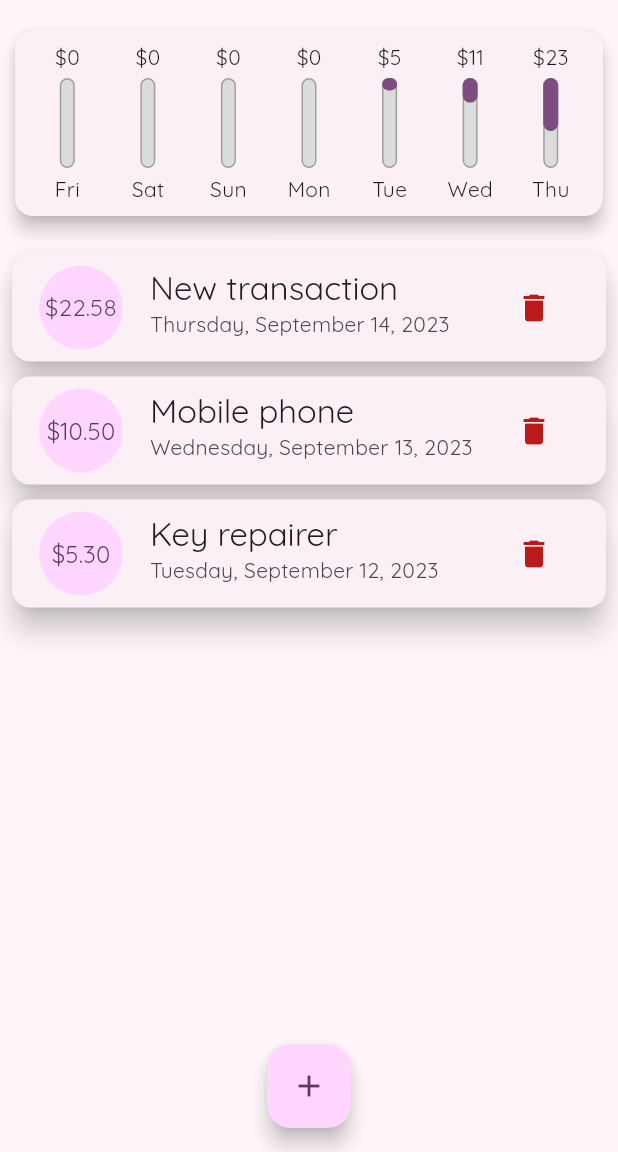
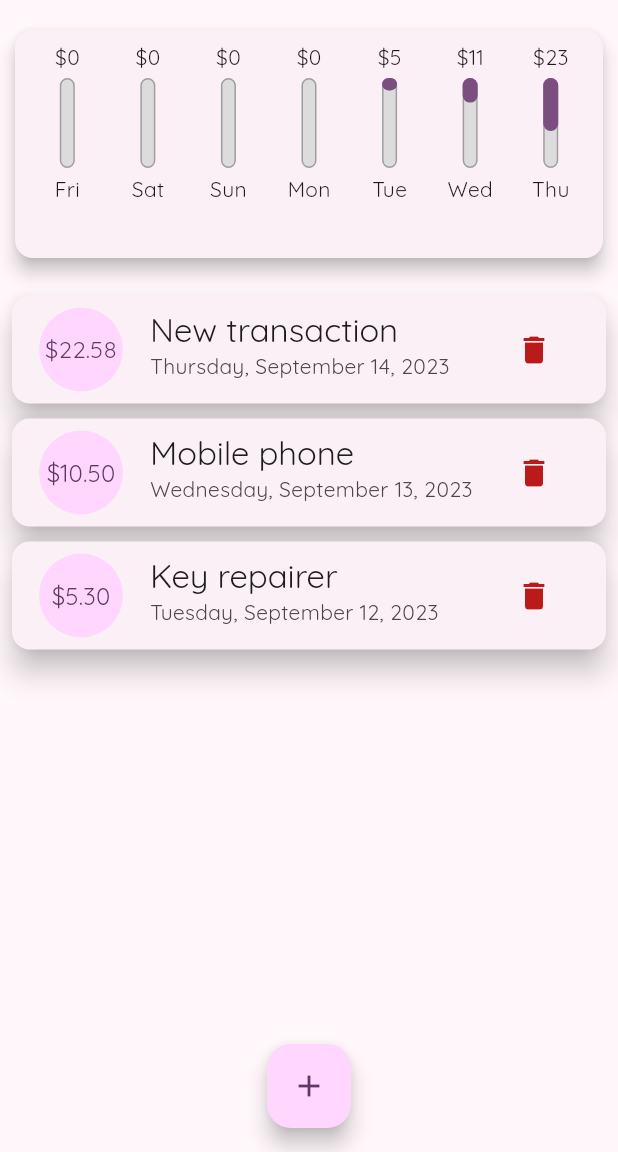
Before and after one commit to RimidalU/spending-during-the-week, a Flutter app: the screen it shows after launch, on a phone screen of 412 x 824 dp, the part 84-1236 px from its top. Run offline on Flutter 3.47's test engine with Material 2 defaults, Android fonts, the phone set to English and light mode, and no system bars.

Commit message:
feat: implement a responsive layout on the home page

```diff
--- a/lib/main.dart
+++ b/lib/main.dart
@@ -84,8 +84,7 @@ class _MyHomePageState extends State<MyHomePage> {
 
   @override
   Widget build(BuildContext context) {
-    return Scaffold(
-      appBar: AppBar(
+    final appBar = AppBar(
       backgroundColor: Theme.of(context).colorScheme.inversePrimary,
       title: const Text('Spending during the week.'),
       actions: [
@@ -96,18 +95,33 @@ class _MyHomePageState extends State<MyHomePage> {
           ),
         )
       ],
-      ),
+    );
+
+    return Scaffold(
+      appBar: appBar,
       body: SingleChildScrollView(
         child: Column(
           children: [
-            TransactionsChart(
+            SizedBox(
+              height: (MediaQuery.of(context).size.height -
+                      appBar.preferredSize.height -
+                      MediaQuery.of(context).padding.top) * // status bar height
+                  0.25,
+              child: TransactionsChart(
                 recentTransactions: _transactions,
               ),
-            TransactionsList(
+            ),
+            SizedBox(
+              height: (MediaQuery.of(context).size.height -
+                      appBar.preferredSize.height -
+                      MediaQuery.of(context).padding.top) *
+                  0.75,
+              child: TransactionsList(
                 transactions: _recentTransactions,
                 removeTransaction: _handleRemoveTransaction,
               ),
-            // Transactions(),
+              // Transactions(),),
+            ),
           ],
         ),
       ),
--- a/lib/widgets/transactions_list.dart
+++ b/lib/widgets/transactions_list.dart
@@ -16,9 +16,7 @@ class TransactionsList extends StatelessWidget {
 
   @override
   Widget build(BuildContext context) {
-    return SizedBox(
-      height: 515,
-      child: transactions.isEmpty
+    return transactions.isEmpty
         ? Center(
             child: Image.asset(
               'assets/images/no-content.png',
@@ -36,7 +34,6 @@ class TransactionsList extends StatelessWidget {
               );
             },
             itemCount: transactions.length,
-            ),
           );
   }
 }
```
Lines whose indentation alone changed are shown as unchanged.
